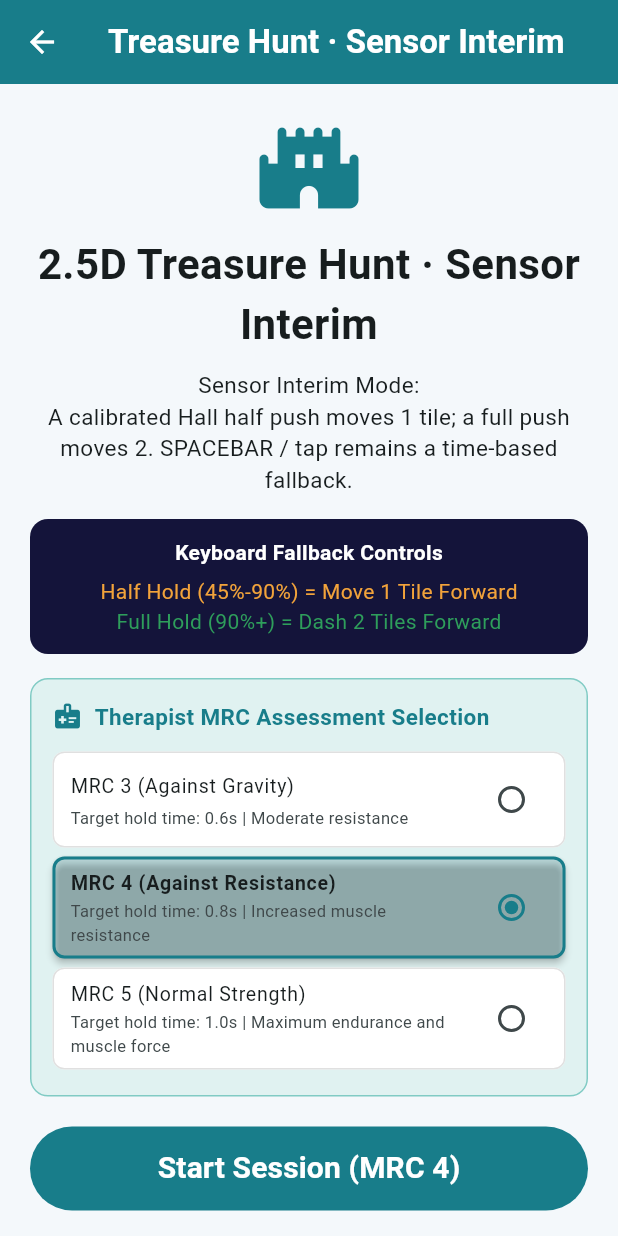
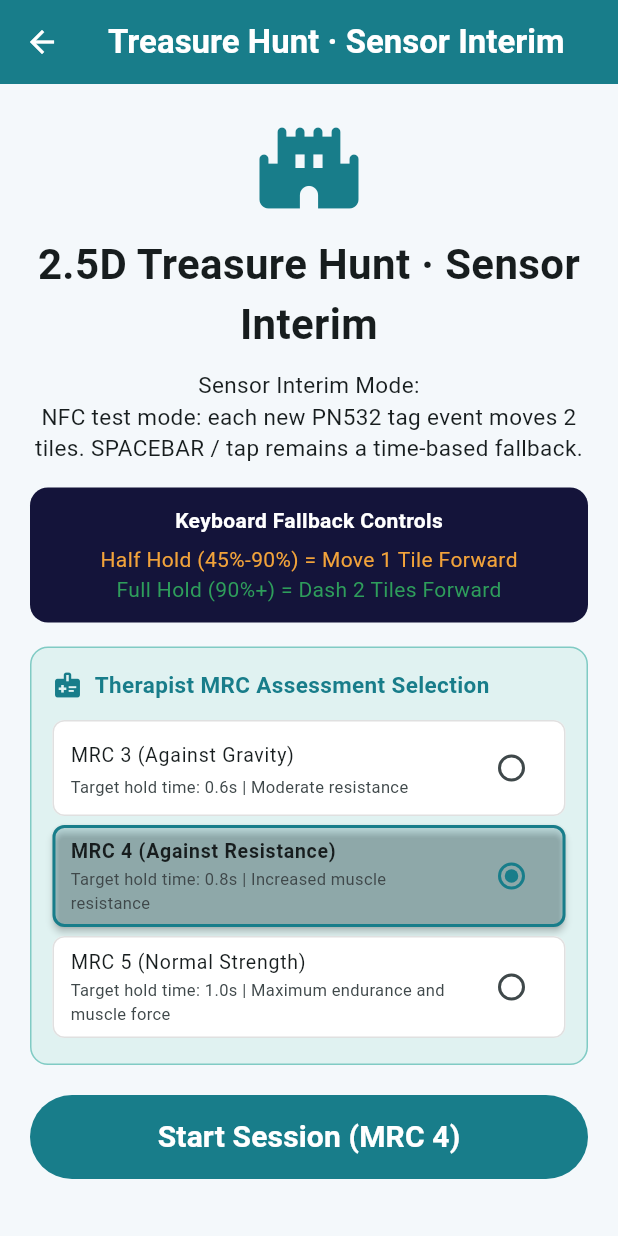
Before and after one commit to KahYing-KY/MDD-PushTile-Flutter, a Flutter app: the TreasureHunt2D5ScreenInterimSensor screen opened directly, after a tap on an icon or button, on a phone screen of 412 x 824 dp. Run offline on Flutter 3.47's test engine with Material 3 defaults, Android fonts, the phone set to English and light mode, and no system bars; our stand-ins replace supabase_flutter; accounts and stored records are empty; network calls fail.

Commit message:
Update treasure_hunt_interim_sensor.dart

```diff
--- a/lib/screens/treasure_hunt_interim_sensor.dart
+++ b/lib/screens/treasure_hunt_interim_sensor.dart
@@ -373,7 +373,14 @@ class _TreasureHunt2D5ScreenInterimSensorState extends State<TreasureHunt2D5Scre
   int? _sensorFsrRaw;
   String _sensorState = 'waiting';
   static const _sensorEndpoint = 'http://127.0.0.1:5051/api/sensors';
-
+  static const _nfcEndpoint = 'http://10.89.252.162:5051/api/nfc';
+  static const _expectedNfcUid = '43 9E 0A 97';
+  Timer? _nfcTimer;
+  bool _nfcBusy = false;
+  bool _nfcConnected = false;
+  int? _lastNfcEventId;
+  String _nfcUid = '';
+  String _nfcError = '';
 
   final RandomForestClassifier _rfClassifier = RandomForestClassifier();
   RandomForestResult? _lastMlResult;
@@ -424,18 +431,102 @@ class _TreasureHunt2D5ScreenInterimSensorState extends State<TreasureHunt2D5Scre
     input.onUp = (lane, _) => _onUp(lane);
     _ticker = createTicker(_onTick);
     _generateMap();
-    _pollSensor();
-    _sensorTimer = Timer.periodic(
-      const Duration(milliseconds: 200), (_) => _pollSensor());
+    // NFC-only communication test. Hall/FSR polling is temporarily disabled.
+    _pollNfc();
+    _nfcTimer = Timer.periodic(
+      const Duration(milliseconds: 200), (_) => _pollNfc());
   }
 
   @override
   void dispose() {
+    _nfcTimer?.cancel();
     _sensorTimer?.cancel();
     _ticker.dispose();
     input.dispose();
     _focusNode.dispose();
     super.dispose();
+  }
+
+  // NFC-only test: one new server event advances two path tiles.
+  // A previously seen event does not cause repeated movement.
+  Future<void> _pollNfc() async {
+    if (_nfcBusy) return;
+    _nfcBusy = true;
+    try {
+      final response = await http.get(Uri.parse(_nfcEndpoint))
+          .timeout(const Duration(seconds: 2));
+      if (response.statusCode != 200) {
+        throw StateError('HTTP ${response.statusCode}');
+      }
+      final data = jsonDecode(response.body);
+      if (data is! Map<String, dynamic>) {
+        throw const FormatException('Invalid NFC JSON');
+      }
+      if (!mounted) return;
+
+      final connected = data['connected'] == true;
+      final eventId = data['event_id'];
+      final uid = (data['uid'] ?? '').toString().trim().toUpperCase();
+      if (eventId is! int) {
+        throw const FormatException('Missing NFC event_id');
+      }
+
+      bool newEvent = false;
+      if (_lastNfcEventId == null || eventId < _lastNfcEventId!) {
+        // Baseline on first connection or after Python server restart.
+        _lastNfcEventId = eventId;
+      } else if (eventId > _lastNfcEventId!) {
+        newEvent = true;
+        _lastNfcEventId = eventId;
+      }
+
+      setState(() {
+        _nfcConnected = connected;
+        _nfcUid = uid;
+        _nfcError = '';
+      });
+
+      if (newEvent && connected && uid == _expectedNfcUid &&
+          _phase == _HuntPhase.playing) {
+        // Temporary input mapping, NOT validated physical full-press quality.
+        _stats.add(PressResult.full);
+        _attemptAutoMove(2, PressResult.full);
+      }
+    } catch (e) {
+      if (mounted) {
+        setState(() {
+          _nfcConnected = false;
+          _nfcError = e.toString();
+        });
+      }
+    } finally {
+      _nfcBusy = false;
+    }
+  }
+
+  Widget _nfcStatus() {
+    final color = _nfcConnected ? Colors.greenAccent : Colors.orangeAccent;
+    return Container(
+      width: double.infinity,
+      padding: const EdgeInsets.symmetric(horizontal: 12, vertical: 9),
+      decoration: BoxDecoration(
+        color: const Color(0xFF172539),
+        border: Border.all(color: color.withValues(alpha: 0.7)),
+        borderRadius: BorderRadius.circular(10),
+      ),
+      child: Column(
+        crossAxisAlignment: CrossAxisAlignment.start,
+        children: [
+          Text(_nfcConnected ? 'PN532 CONNECTED - NFC TEST' : 'NFC SERVER OFFLINE',
+              style: TextStyle(color: color, fontWeight: FontWeight.bold)),
+          Text('UID: ${_nfcUid.isEmpty ? "waiting" : _nfcUid}  |  New tag event = 2 tiles',
+              style: const TextStyle(color: Colors.white70, fontSize: 11)),
+          if (_nfcError.isNotEmpty)
+            Text(_nfcError, maxLines: 2, overflow: TextOverflow.ellipsis,
+                style: const TextStyle(color: Colors.orangeAccent, fontSize: 10)),
+        ],
+      ),
+    );
   }
 
   // Reads calibrated depth estimates and raw ADC signals. Movement is awarded
@@ -724,6 +815,8 @@ class _TreasureHunt2D5ScreenInterimSensorState extends State<TreasureHunt2D5Scre
     _sensorSawRelease = false;
     _sensorInPress = false;
     _sensorPeakDepth = 0;
+    // Baseline latest NFC event at session start to ignore old detections.
+    // The next new event during gameplay will move the character.
     _generateMap();
 
     setState(() {
@@ -908,7 +1001,7 @@ class _TreasureHunt2D5ScreenInterimSensorState extends State<TreasureHunt2D5Scre
         const SizedBox(height: 10),
         const Text(
           'Sensor Interim Mode:\n'
-          'A calibrated Hall half push moves 1 tile; a full push moves 2. '
+          'NFC test mode: each new PN532 tag event moves 2 tiles. '
           'SPACEBAR / tap remains a time-based fallback.',
           textAlign: TextAlign.center,
           style: TextStyle(fontSize: 15),
@@ -1099,7 +1192,7 @@ class _TreasureHunt2D5ScreenInterimSensorState extends State<TreasureHunt2D5Scre
             ),
           ),
           const SizedBox(height: 8),
-          _sensorStatus(),
+          _nfcStatus(),
           const SizedBox(height: 8),
           Expanded(
             child: ClipRRect(
```
